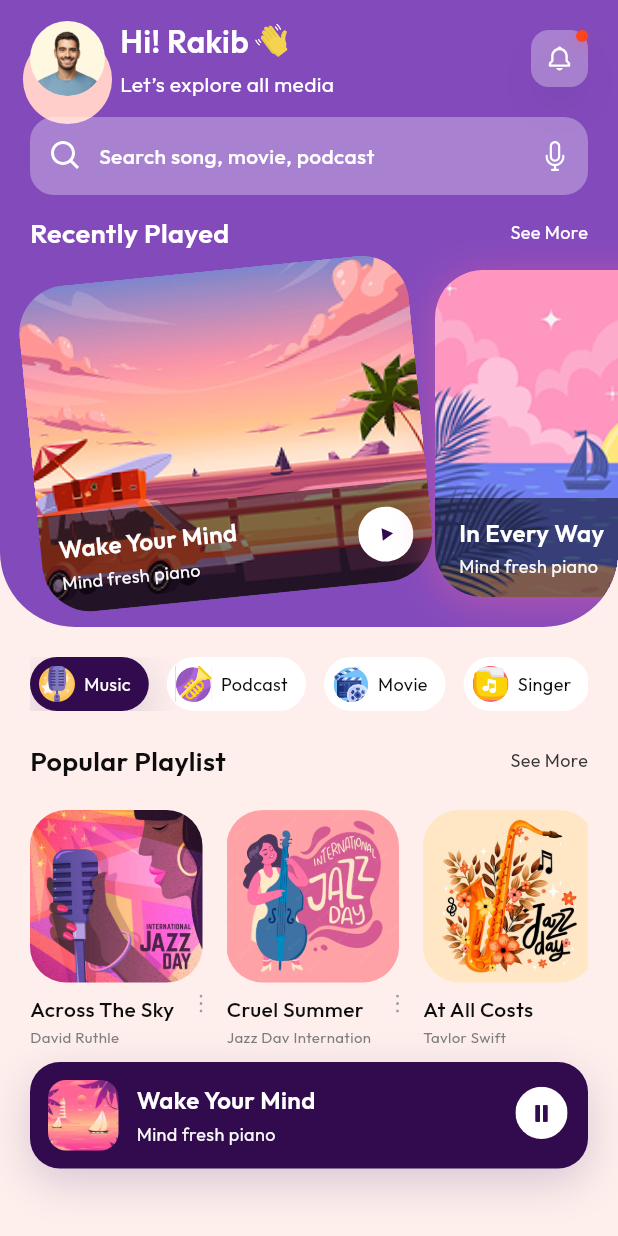
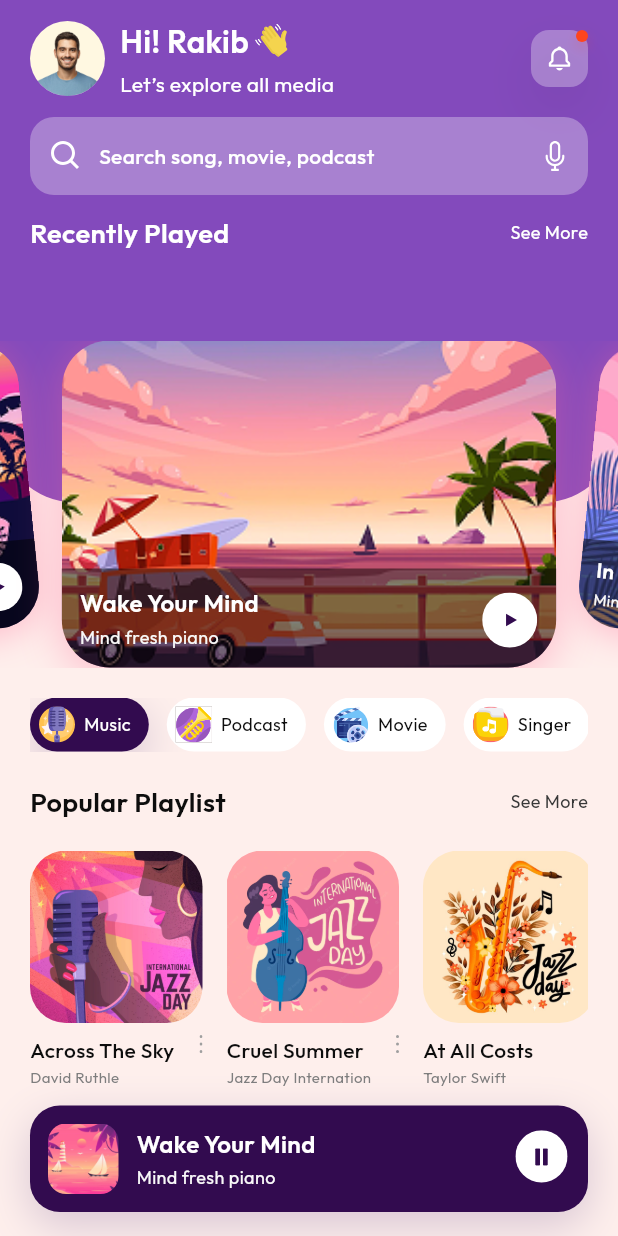
Before and after one commit to SherazAli-67/music-player-app-ui, a Flutter app: the screen it shows after launch, on a phone screen of 412 x 824 dp. Run offline on Flutter 3.47's test engine with Material 3 defaults, Android fonts, the phone set to English and light mode, and no system bars; drawn by our look-alikes of carousel_slider; our stand-ins replace flutter_svg, go_router.

Commit message:
Music player app - Home screen UI completed

```diff
--- /dev/null
+++ b/devtools_options.yaml
@@ -0,0 +1,3 @@
+description: This file stores settings for Dart & Flutter DevTools.
+documentation: https://docs.flutter.dev/tools/devtools/extensions#configure-extension-enablement-states
+extensions:
--- a/lib/presentation/providers/player_provider.dart
+++ b/lib/presentation/providers/player_provider.dart
@@ -5,9 +5,12 @@ import 'package:music_player_app_ui/core/models/song_model.dart';
 class PlayerProvider extends ChangeNotifier {
   SongModel _currentSong = AppData.miniPlayerSong;
   bool _isPlaying = true;
+  int _currentIndex = 0;
 
   SongModel get currentSong => _currentSong;
   bool get isPlaying => _isPlaying;
+  int get currentIndex => _currentIndex;
+
 
   void play(SongModel song) {
     _currentSong = song;
@@ -37,4 +40,9 @@ class PlayerProvider extends ChangeNotifier {
     _isPlaying = true;
     notifyListeners();
   }
+
+  void onPageChange(int index) {
+    _currentIndex = index;
+    notifyListeners();
+  }
 }
--- a/lib/presentation/screens/home_screen.dart
+++ b/lib/presentation/screens/home_screen.dart
@@ -1,3 +1,4 @@
+import 'package:carousel_slider/carousel_slider.dart';
 import 'package:flutter/material.dart';
 import 'package:flutter_svg/flutter_svg.dart';
 import 'package:go_router/go_router.dart';
@@ -70,45 +71,40 @@ class _HomeView extends StatelessWidget {
   }
 
   Widget _buildPurpleHeader(BuildContext context) {
-    return Container(
+    return SizedBox(
       width: double.infinity,
+      height: 445,
+      child: Stack(
+        // spacing: NumberConstant.contentGap,
+        children: [
+          Container(
+              height: 335,
               decoration: BoxDecoration(
                 color: AppColors.headerPurple,
                 borderRadius: .vertical(bottom: .circular(NumberConstant.headerBottomRadius)),
               ),
-      clipBehavior: .hardEdge,
-      child: Stack(
-        children: [
-          Positioned(
-            left: -58,
-            top: -50,
-            child: SvgPicture.asset(AssetRes.icHeaderGlow, width: NumberConstant.headerGlowSize, height: NumberConstant.headerGlowSize,),
-          ),
-          Positioned(
-            right: -58,
-            top: 130,
-            child: SvgPicture.asset(AssetRes.icHeaderGlow, width: NumberConstant.headerGlowSize, height: NumberConstant.headerGlowSize,),
-          ),
-          SafeArea(
-            bottom: false,
-            child: Padding(
               padding: .fromLTRB(
                 NumberConstant.horizontalPadding,
                 NumberConstant.contentGap,
                 NumberConstant.horizontalPadding,
                 NumberConstant.sectionGap,
               ),
+              child:SafeArea(
                 child: Column(
                   spacing: NumberConstant.contentGap,
                   children: [
                     _buildGreetingRow(),
                     _buildSearchBar(),
                     const SectionHeader(title: StringConst.recentlyPlayed, isWhite: true,),
-                  _buildRecentlyPlayedList(context),
                   ],
                 ),
+              )
           ),
-          ),
+          Positioned(
+            bottom: 0,
+            left: 0,
+            right: 0,
+            child: _buildRecentlyPlayedList(context),)
         ],
       ),
     );
@@ -202,59 +198,67 @@ class _HomeView extends StatelessWidget {
   }
 
   Widget _buildRecentlyPlayedList(BuildContext context) {
-    final player = context.read<PlayerProvider>();
+    return Consumer<PlayerProvider>(
+      builder: (ctx, player, _) {
+        final itemCount = AppData.recentlyPlayed.length;
         return SizedBox(
           height: NumberConstant.recentlyPlayedCardHeight + 30,
-      child: ListView.separated(
-        scrollDirection: .horizontal,
-        clipBehavior: .none,
-        itemCount: AppData.recentlyPlayed.length,
-        separatorBuilder: (_, _)=> const SizedBox(width: NumberConstant.recentlyPlayedCardGap),
-        itemBuilder: (ctx, index) {
+          child: CarouselSlider(
+            items: List.generate(itemCount, (index) {
               final song = AppData.recentlyPlayed[index];
-          final isFeatured = index == 1;
-          final rotation = index == 0
-              ? -NumberConstant.recentlyPlayedRotation
-              : (index == 2 ? NumberConstant.recentlyPlayedRotation : 0.0);
               return Transform.rotate(
-            angle: rotation,
+                angle: _recentlyPlayedRotation(index, player.currentIndex, itemCount),
                 child: _buildRecentlyPlayedCard(
                   song: song,
-              isFeatured: isFeatured,
                   onPlay: ()=> player.play(song),
                   onTap: ()=> context.push(NamedRoutes.album.routeName, extra: AppData.featuredAlbum),
                 ),
               );
-        },
+            }),
+            options: CarouselOptions(
+              height: NumberConstant.recentlyPlayedCardHeight + 30,
+              viewportFraction: 0.8,
+              initialPage: player.currentIndex,
+              enableInfiniteScroll: true,
+              autoPlay: true,
+              enlargeCenterPage: true,
+              enlargeFactor: 0.3,
+              onPageChanged: (index, _)=> player.onPageChange(index),
+              scrollDirection: .horizontal,
+            ),
           ),
         );
+      },
+    );
+  }
+
+  double _recentlyPlayedRotation(int index, int currentIndex, int itemCount) {
+    if (index == currentIndex || itemCount < 2) return 0.0;
+    final forwardSteps = (index - currentIndex + itemCount) % itemCount;
+    return forwardSteps <= itemCount ~/ 2
+        ? NumberConstant.recentlyPlayedRotation
+        : -NumberConstant.recentlyPlayedRotation;
   }
 
   Widget _buildRecentlyPlayedCard({
     required SongModel song,
-    required bool isFeatured,
     required VoidCallback onPlay,
     required VoidCallback onTap,
   }) {
-    final width = isFeatured
-        ? NumberConstant.recentlyPlayedFeaturedWidth
-        : NumberConstant.recentlyPlayedCardWidth;
     return GestureDetector(
       onTap: onTap,
       child: Container(
-        width: width,
+        // width: width,
         height: NumberConstant.recentlyPlayedCardHeight,
         decoration: BoxDecoration(
           borderRadius: .circular(NumberConstant.recentlyPlayedRadius),
-          boxShadow: isFeatured
-              ? [
+          boxShadow: [
             BoxShadow(
               color: const Color(0x66FF6594),
               offset: const Offset(0, 4),
               blurRadius: 24,
             ),
-                ]
-              : null,
+          ],
           image: DecorationImage(
             image: AssetImage(song.coverAsset),
             fit: .cover,
@@ -264,7 +268,7 @@ class _HomeView extends StatelessWidget {
         child: Container(
           width: double.infinity,
           padding: .symmetric(
-            horizontal: isFeatured ? 16 : NumberConstant.contentGap,
+            horizontal: NumberConstant.contentGap,
             vertical: NumberConstant.contentGap,
           ),
           decoration: BoxDecoration(
@@ -355,7 +359,7 @@ class _HomeView extends StatelessWidget {
       children: [
         const SectionHeader(title: StringConst.popularPlaylist,),
         SizedBox(
-          height: NumberConstant.playlistCoverSize + 40,
+          height: NumberConstant.playlistCoverSize + 60,
           child: ListView.separated(
             scrollDirection: .horizontal,
             itemCount: AppData.popularPlaylists.length,
--- a/pubspec.yaml
+++ b/pubspec.yaml
@@ -37,6 +37,7 @@ dependencies:
   go_router: 17.5.0
   flutter_svg: ^2.3.0
   provider: ^6.1.5+1
+  carousel_slider: ^5.1.2
 
 dev_dependencies:
   flutter_test:
```
Also changed, not shown: pubspec.lock. Lines whose indentation alone changed are shown as unchanged.
